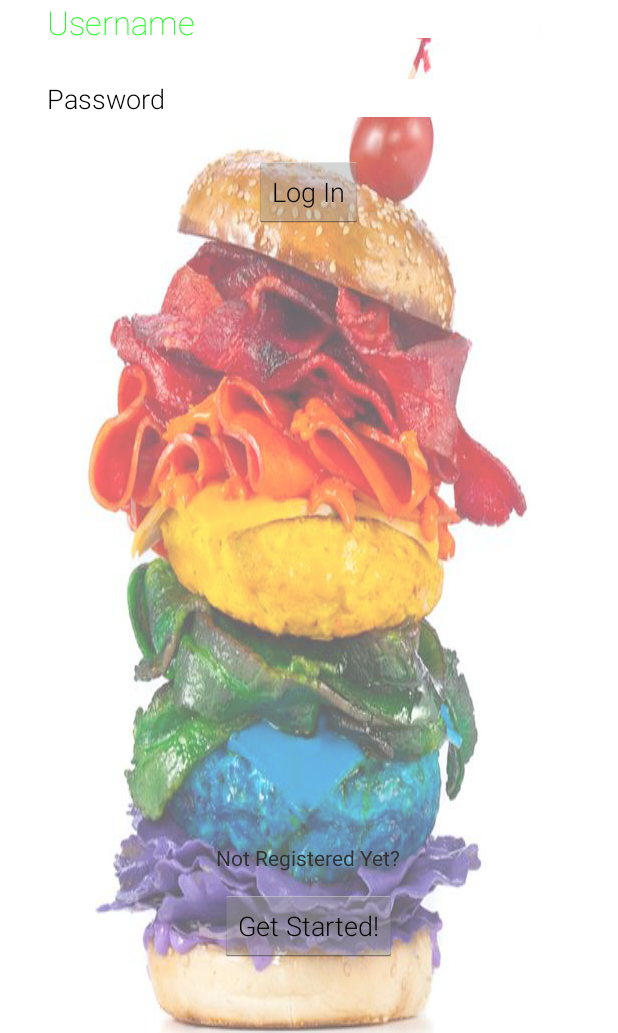
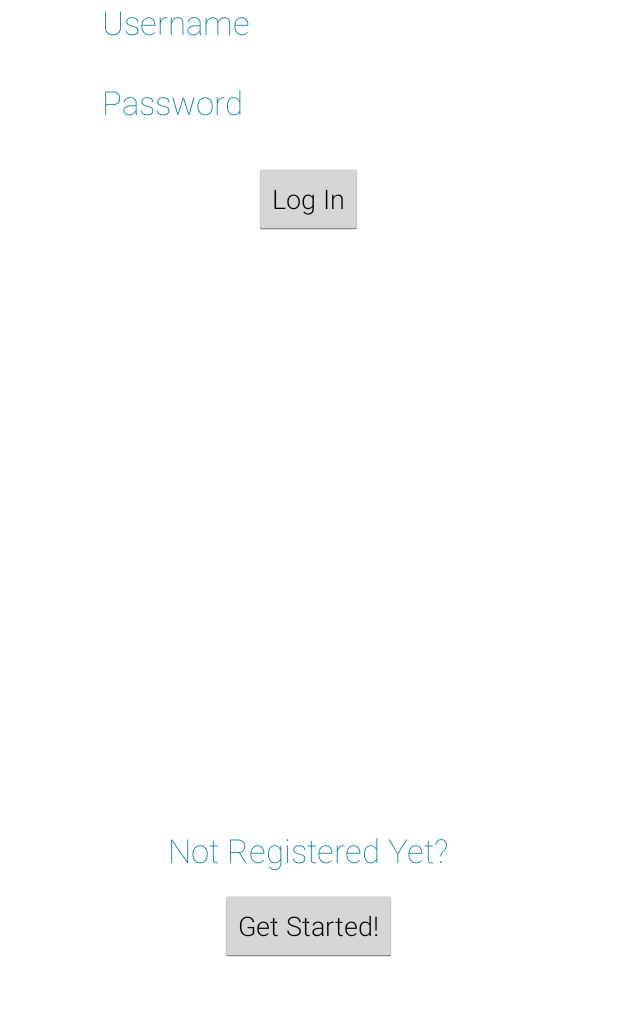
Before and after one commit to kmangutov/FoodTime, an Android app: the screen it shows after launch (MainActivity), on a phone screen of 412 x 824 dp, the part 203-1236 px from its top. Run offline under Robolectric (Android 15) with nearby library versions, the phone set to English and light mode, and no system bars.

Commit message:
push new text syles

```diff
--- a/app/src/main/res/layout/login_activity.xml
+++ b/app/src/main/res/layout/login_activity.xml
@@ -17,7 +17,6 @@
         android:layout_width="wrap_content"
         android:layout_height="match_parent"
         android:layout_gravity="center_horizontal"
-        android:background="@drawable/bg_mask"
         android:orientation="vertical"
         android:layout_weight="4">
 
@@ -31,19 +30,18 @@
                 android:layout_width="wrap_content"
                 android:layout_height="wrap_content"
                 android:text="Username"
-                style="@style/header_text"/>
+                style="@style/style_text.big"/>
 
             <TextView
                 android:layout_width="wrap_content"
                 android:layout_height="wrap_content"
                 android:textAppearance="?android:attr/textAppearanceLarge"
                 android:text="Password"
-                android:fontFamily="sans-serif-light"
-                android:textSize="18dp"
                 android:id="@+id/textPassword"
                 android:layout_below="@+id/textUser"
                 android:layout_alignStart="@+id/textUser"  android:layout_alignLeft="@+id/textUser"
-                android:layout_marginTop="24dp" android:textColor="#000000"/>
+                android:layout_marginTop="24dp"
+                style="@style/style_text.big"/>
 
             <EditText
                 android:layout_width="wrap_content"
@@ -93,6 +91,7 @@
                 android:layout_marginBottom="60dp"
                 android:layout_centerHorizontal="true"
                 android:layout_alignBottom="@+id/button"
+                style="@style/style_text"
                 />
             <Button
                 android:id="@+id/button"
--- a/app/src/main/res/layout/register_activity.xml
+++ b/app/src/main/res/layout/register_activity.xml
@@ -13,9 +13,9 @@
         <TextView
                 android:layout_width="wrap_content"
                 android:layout_height="wrap_content"
-                android:text="Username ID:"
+                android:text="Username ID"
                 android:id="@+id/reg_tusername" android:layout_alignParentTop="true" android:layout_alignParentLeft="true"
-                android:textSize="@dimen/header_text_size"/>
+                style="@style/style_text.big"/>
         <TextView
                 android:layout_width="wrap_content"
                 android:layout_height="wrap_content"
--- /dev/null
+++ b/app/src/main/res/values/colors.xml
@@ -0,0 +1,7 @@
+<?xml version="1.0" encoding="utf-8"?>
+<resources>
+
+    <item name="color_foreground" type="color">#04819E</item>
+
+
+</resources>
--- a/app/src/main/res/values/styles.xml
+++ b/app/src/main/res/values/styles.xml
@@ -5,23 +5,19 @@
         <!-- Customize your theme here. -->
     </style>
 
-    <style name="header_text">
+    <style name="style_text.big">
+        <item name="android:textSize">22sp</item>
+    </style>
+
+    <style name="style_text">
         <item name="android:layout_width">fill_parent</item>
         <item name="android:layout_height">wrap_content</item>
-        <item name="android:textColor">#00FF00</item>
+        <item name="android:textColor">@color/color_foreground</item>
         <item name="android:typeface">monospace</item>
         <item name="android:fontFamily">sans-serif-thin</item>
         <item name="android:textStyle">normal</item>
         <item name="android:textSize">22sp</item>
     </style>
 
-    <style name="regular_text">
-        <item name="android:layout_width">fill_parent</item>
-        <item name="android:layout_height">wrap_content</item>
-        <item name="android:textColor">#00FF00</item>
-        <item name="android:typeface">monospace</item>
-        <item name="android:textSize">18sp</item>
-    </style>
-
 
 </resources>
```
